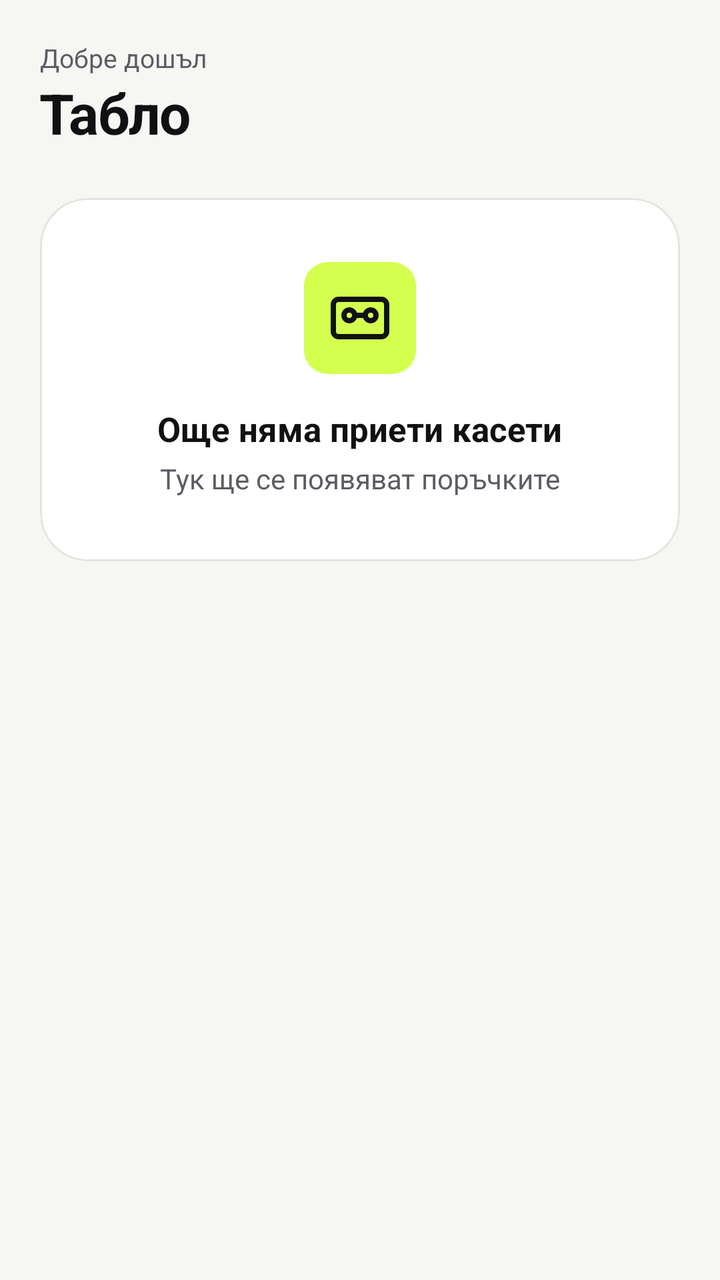
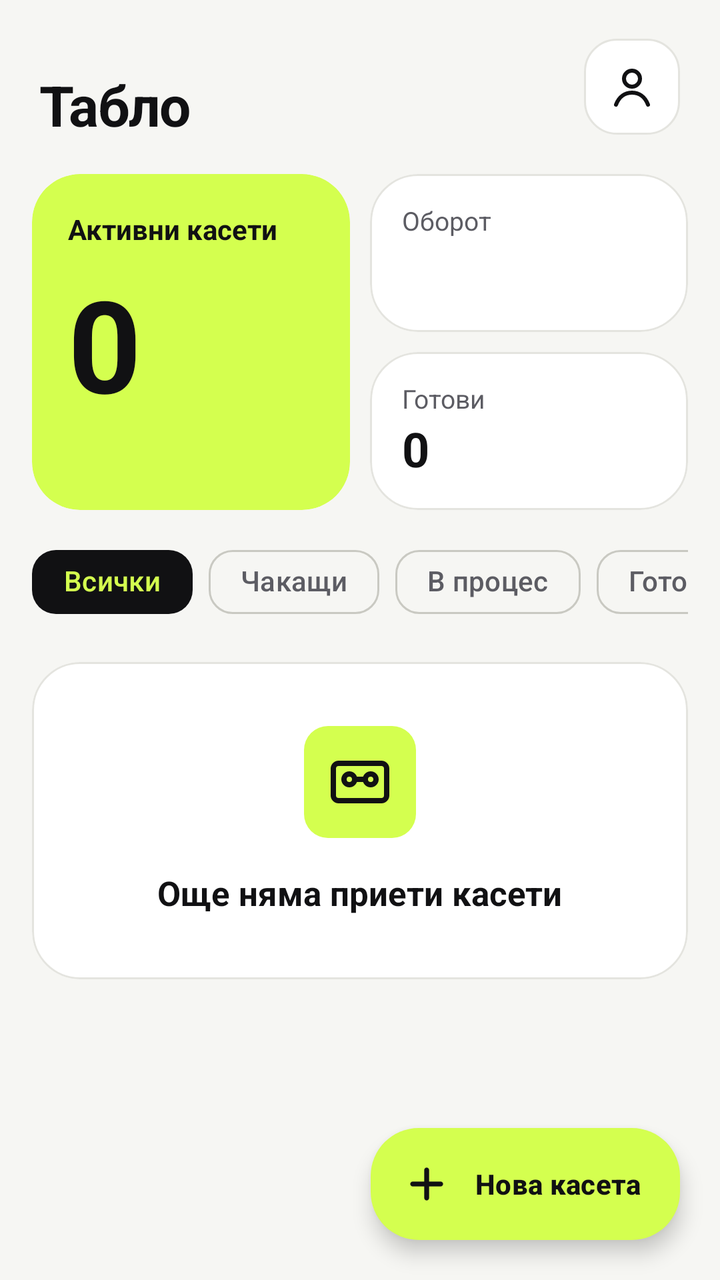

Before-and-after screenshots of an Android layout around one commit, followed by the original layout XML and the change that was made.
<!-- AndroidManifest.xml: application theme Theme.TapeTransfer -->
<!-- res/layout/fragment_dashboard.xml -->
<?xml version="1.0" encoding="utf-8"?>
<ScrollView xmlns:android="http://schemas.android.com/apk/res/android"
    xmlns:app="http://schemas.android.com/apk/res-auto"
    android:layout_width="match_parent"
    android:layout_height="match_parent"
    android:fillViewport="true">

    <LinearLayout
        android:layout_width="match_parent"
        android:layout_height="wrap_content"
        android:orientation="vertical"
        android:padding="20dp">

        <TextView
            android:layout_width="wrap_content"
            android:layout_height="wrap_content"
            android:text="@string/dashboard_greeting"
            android:textColor="?attr/colorOnSurfaceVariant"
            android:textSize="13sp" />

        <TextView
            android:layout_width="wrap_content"
            android:layout_height="wrap_content"
            android:text="@string/dashboard_title"
            android:textAppearance="@style/TextAppearance.TapeTransfer.Title" />

        <com.google.android.material.card.MaterialCardView
            style="@style/Widget.Material3.CardView.Outlined"
            android:layout_width="match_parent"
            android:layout_height="wrap_content"
            android:layout_marginTop="24dp"
            app:cardBackgroundColor="?attr/colorSurfaceContainerLowest"
            app:cardCornerRadius="24dp"
            app:strokeColor="?attr/colorOutlineVariant">

            <LinearLayout
                android:layout_width="match_parent"
                android:layout_height="wrap_content"
                android:gravity="center_horizontal"
                android:orientation="vertical"
                android:padding="32dp">

                <FrameLayout
                    android:layout_width="56dp"
                    android:layout_height="56dp"
                    android:background="@drawable/bg_logo">

                    <ImageView
                        android:layout_width="32dp"
                        android:layout_height="32dp"
                        android:layout_gravity="center"
                        android:importantForAccessibility="no"
                        android:src="@drawable/ic_cassette" />
                </FrameLayout>

                <TextView
                    android:layout_width="wrap_content"
                    android:layout_height="wrap_content"
                    android:layout_marginTop="16dp"
                    android:text="@string/dashboard_empty_title"
                    android:textColor="?attr/colorOnSurface"
                    android:textSize="17sp"
                    android:textStyle="bold" />

                <TextView
                    android:layout_width="wrap_content"
                    android:layout_height="wrap_content"
                    android:layout_marginTop="4dp"
                    android:text="@string/dashboard_empty_text"
                    android:textColor="?attr/colorOnSurfaceVariant"
                    android:textSize="14sp" />
            </LinearLayout>
        </com.google.android.material.card.MaterialCardView>

    </LinearLayout>
</ScrollView>
<!-- resources referenced by this layout -->
<resources>
  <!-- drawable bg_logo (drawable) -->
  <?xml version="1.0" encoding="utf-8"?>
  <shape xmlns:android="http://schemas.android.com/apk/res/android"
      android:shape="rectangle">
      <solid android:color="@color/lime" />
      <corners android:radius="12dp" />
  </shape>
  <string name="dashboard_empty_text">Тук ще се появяват поръчките</string>
  <string name="dashboard_empty_title">Още няма приети касети</string>
  <string name="dashboard_greeting">Добре дошъл</string>
  <string name="dashboard_title">Табло</string>
  <style name="TextAppearance.TapeTransfer.Title" parent="TextAppearance.Material3.HeadlineMedium">
          <item name="android:textSize">28sp</item>
          <item name="android:textStyle">bold</item>
          <item name="android:letterSpacing">-0.02</item>
          <item name="android:textColor">@color/ink</item>
      </style>
  <style name="Theme.TapeTransfer" parent="Base.Theme.TapeTransfer" />
  <color name="lime">#D4FF4F</color>
  <color name="ink">#111113</color>
  <color name="white">#FFFFFF</color>
  <color name="error">#B3261E</color>
  <color name="background_light">#F6F6F3</color>
  <color name="ink_secondary">#5C5C63</color>
  <color name="surface_light">#FFFFFF</color>
  <color name="surface_variant_light">#EFEFEA</color>
  <color name="outline_light">#C9C9C2</color>
  <color name="outline_variant_light">#E4E4DF</color>
  <style name="ShapeAppearance.TapeTransfer.Small" parent="">
          <item name="cornerFamily">rounded</item>
          <item name="cornerSize">12dp</item>
      </style>
  <style name="ShapeAppearance.TapeTransfer.Medium" parent="">
          <item name="cornerFamily">rounded</item>
          <item name="cornerSize">16dp</item>
      </style>
  <style name="ShapeAppearance.TapeTransfer.Large" parent="">
          <item name="cornerFamily">rounded</item>
          <item name="cornerSize">24dp</item>
      </style>
  <!-- unchanged entries left out for length: 2 -->
</resources>

<!-- the commit's change to res/layout/fragment_dashboard.xml (unified diff, before → after) -->
@@ -1,76 +1,302 @@
 <?xml version="1.0" encoding="utf-8"?>
-<ScrollView xmlns:android="http://schemas.android.com/apk/res/android"
+<FrameLayout xmlns:android="http://schemas.android.com/apk/res/android"
     xmlns:app="http://schemas.android.com/apk/res-auto"
     android:layout_width="match_parent"
-    android:layout_height="match_parent"
-    android:fillViewport="true">
-
-    <LinearLayout
+    android:layout_height="match_parent">
+
+    <androidx.core.widget.NestedScrollView
         android:layout_width="match_parent"
-        android:layout_height="wrap_content"
-        android:orientation="vertical"
-        android:padding="20dp">
-
-        <TextView
-            android:layout_width="wrap_content"
-            android:layout_height="wrap_content"
-            android:text="@string/dashboard_greeting"
-            android:textColor="?attr/colorOnSurfaceVariant"
-            android:textSize="13sp" />
-
-        <TextView
-            android:layout_width="wrap_content"
-            android:layout_height="wrap_content"
-            android:text="@string/dashboard_title"
-            android:textAppearance="@style/TextAppearance.TapeTransfer.Title" />
-
-        <com.google.android.material.card.MaterialCardView
-            style="@style/Widget.Material3.CardView.Outlined"
+        android:layout_height="match_parent">
+
+        <LinearLayout
             android:layout_width="match_parent"
             android:layout_height="wrap_content"
-            android:layout_marginTop="24dp"
-            app:cardBackgroundColor="?attr/colorSurfaceContainerLowest"
-            app:cardCornerRadius="24dp"
-            app:strokeColor="?attr/colorOutlineVariant">
+            android:orientation="vertical"
+            android:paddingStart="16dp"
+            android:paddingTop="16dp"
+            android:paddingEnd="16dp"
+            android:paddingBottom="96dp">
 
             <LinearLayout
                 android:layout_width="match_parent"
                 android:layout_height="wrap_content"
-                android:gravity="center_horizontal"
-                android:orientation="vertical"
-                android:padding="32dp">
-
-                <FrameLayout
-                    android:layout_width="56dp"
-                    android:layout_height="56dp"
-                    android:background="@drawable/bg_logo">
-
-                    <ImageView
-                        android:layout_width="32dp"
-                        android:layout_height="32dp"
-                        android:layout_gravity="center"
-                        android:importantForAccessibility="no"
-                        android:src="@drawable/ic_cassette" />
-                </FrameLayout>
-
-                <TextView
+                android:gravity="center_vertical"
+                android:orientation="horizontal"
+                android:paddingStart="4dp"
+                android:paddingEnd="4dp">
+
+                <LinearLayout
+                    android:layout_width="0dp"
+                    android:layout_height="wrap_content"
+                    android:layout_weight="1"
+                    android:orientation="vertical">
+
+                    <TextView
+                        android:id="@+id/textGreeting"
+                        android:layout_width="wrap_content"
+                        android:layout_height="wrap_content"
+                        android:textColor="?attr/colorOnSurfaceVariant"
+                        android:textSize="13sp" />
+
+                    <TextView
+                        android:layout_width="wrap_content"
+                        android:layout_height="wrap_content"
+                        android:text="@string/dashboard_title"
+                        android:textAppearance="@style/TextAppearance.TapeTransfer.Title" />
+                </LinearLayout>
+
+                <ImageButton
+                    android:id="@+id/buttonProfile"
+                    android:layout_width="48dp"
+                    android:layout_height="48dp"
+                    android:background="@drawable/bg_icon_button"
+                    android:contentDescription="@string/cd_profile"
+                    android:src="@drawable/ic_person" />
+            </LinearLayout>
+
+            <LinearLayout
+                android:layout_width="match_parent"
+                android:layout_height="168dp"
+                android:layout_marginTop="16dp"
+                android:orientation="horizontal">
+
+                <com.google.android.material.card.MaterialCardView
+                    android:layout_width="0dp"
+                    android:layout_height="match_parent"
+                    android:layout_marginEnd="5dp"
+                    android:layout_weight="1"
+                    app:cardBackgroundColor="@color/lime"
+                    app:cardCornerRadius="24dp"
+                    app:cardElevation="0dp"
+                    app:strokeWidth="0dp">
+
+                    <LinearLayout
+                        android:layout_width="match_parent"
+                        android:layout_height="match_parent"
+                        android:orientation="vertical"
+                        android:padding="18dp">
+
+                        <TextView
+                            android:layout_width="wrap_content"
+                            android:layout_height="wrap_content"
+                            android:text="@string/dashboard_active"
+                            android:textColor="@color/ink"
+                            android:textSize="14sp"
+                            android:textStyle="bold" />
+
+                        <TextView
+                            android:id="@+id/textActiveCount"
+                            android:layout_width="wrap_content"
+                            android:layout_height="0dp"
+                            android:layout_weight="1"
+                            android:gravity="center_vertical"
+                            android:text="0"
+                            android:textColor="@color/ink"
+                            android:textSize="64sp"
+                            android:textStyle="bold" />
+
+                        <TextView
+                            android:id="@+id/textActiveDetails"
+                            android:layout_width="wrap_content"
+                            android:layout_height="wrap_content"
+                            android:textColor="@color/ink"
+                            android:textSize="13sp" />
+                    </LinearLayout>
+                </com.google.android.material.card.MaterialCardView>
+
+                <LinearLayout
+                    android:layout_width="0dp"
+                    android:layout_height="match_parent"
+                    android:layout_marginStart="5dp"
+                    android:layout_weight="1"
+                    android:orientation="vertical">
+
+                    <com.google.android.material.card.MaterialCardView
+                        style="@style/Widget.Material3.CardView.Outlined"
+                        android:layout_width="match_parent"
+                        android:layout_height="0dp"
+                        android:layout_marginBottom="5dp"
+                        android:layout_weight="1"
+                        app:cardBackgroundColor="?attr/colorSurfaceContainerLowest"
+                        app:cardCornerRadius="24dp"
+                        app:strokeColor="?attr/colorOutlineVariant">
+
+                        <LinearLayout
+                            android:layout_width="match_parent"
+                            android:layout_height="match_parent"
+                            android:gravity="center_vertical"
+                            android:orientation="vertical"
+                            android:paddingStart="16dp"
+                            android:paddingEnd="16dp">
+
+                            <TextView
+                                android:layout_width="wrap_content"
+                                android:layout_height="wrap_content"
+                                android:text="@string/dashboard_revenue"
+                                android:textColor="?attr/colorOnSurfaceVariant"
+                                android:textSize="13sp" />
+
+                            <TextView
+                                android:id="@+id/textRevenue"
+                                android:layout_width="wrap_content"
+                                android:layout_height="wrap_content"
+                                android:textColor="?attr/colorOnSurface"
+                                android:textSize="24sp"
+                                android:textStyle="bold" />
+                        </LinearLayout>
+                    </com.google.android.material.card.MaterialCardView>
+
+                    <com.google.android.material.card.MaterialCardView
+                        style="@style/Widget.Material3.CardView.Outlined"
+                        android:layout_width="match_parent"
+                        android:layout_height="0dp"
+                        android:layout_marginTop="5dp"
+                        android:layout_weight="1"
+                        app:cardBackgroundColor="?attr/colorSurfaceContainerLowest"
+                        app:cardCornerRadius="24dp"
+                        app:strokeColor="?attr/colorOutlineVariant">
+
+                        <LinearLayout
+                            android:layout_width="match_parent"
+                            android:layout_height="match_parent"
+                            android:gravity="center_vertical"
+                            android:orientation="vertical"
+                            android:paddingStart="16dp"
+                            android:paddingEnd="16dp">
+
+                            <TextView
+                                android:layout_width="wrap_content"
+                                android:layout_height="wrap_content"
+                                android:text="@string/dashboard_done"
+                                android:textColor="?attr/colorOnSurfaceVariant"
+                                android:textSize="13sp" />
+
+                            <TextView
+                                android:id="@+id/textDoneCount"
+                                android:layout_width="wrap_content"
+                                android:layout_height="wrap_content"
+                                android:text="0"
+                                android:textColor="?attr/colorOnSurface"
+                                android:textSize="24sp"
+                                android:textStyle="bold" />
+                        </LinearLayout>
+                    </com.google.android.material.card.MaterialCardView>
+                </LinearLayout>
+            </LinearLayout>
+
+            <HorizontalScrollView
+                android:layout_width="match_parent"
+                android:layout_height="wrap_content"
+                android:layout_marginTop="12dp"
+                android:scrollbars="none">
+
+                <com.google.android.material.chip.ChipGroup
+                    android:id="@+id/chipGroupFilter"
                     android:layout_width="wrap_content"
                     android:layout_height="wrap_content"
-                    android:layout_marginTop="16dp"
-                    android:text="@string/dashboard_empty_title"
-                    android:textColor="?attr/colorOnSurface"
-                    android:textSize="17sp"
-                    android:textStyle="bold" />
-
-                <TextView
-                    android:layout_width="wrap_content"
+                    app:checkedChip="@id/chipAll"
+                    app:selectionRequired="true"
+                    app:singleLine="true"
+                    app:singleSelection="true">
+
+                    <com.google.android.material.chip.Chip
+                        android:id="@+id/chipAll"
+                        style="@style/Widget.Material3.Chip.Filter"
+                        android:layout_width="wrap_content"
+                        android:layout_height="wrap_content"
+                        android:text="@string/filter_all"
+                        app:checkedIconVisible="false" />
+
+                    <com.google.android.material.chip.Chip
+                        android:id="@+id/chipPending"
+                        style="@style/Widget.Material3.Chip.Filter"
+                        android:layout_width="wrap_content"
+                        android:layout_height="wrap_content"
+                        android:text="@string/filter_pending"
+                        app:checkedIconVisible="false" />
+
+                    <com.google.android.material.chip.Chip
+                        android:id="@+id/chipInProgress"
+                        style="@style/Widget.Material3.Chip.Filter"
+                        android:layout_width="wrap_content"
+                        android:layout_height="wrap_content"
+                        android:text="@string/filter_in_progress"
+                        app:checkedIconVisible="false" />
+
+                    <com.google.android.material.chip.Chip
+                        android:id="@+id/chipDone"
+                        style="@style/Widget.Material3.Chip.Filter"
+                        android:layout_width="wrap_content"
+                        android:layout_height="wrap_content"
+                        android:text="@string/filter_done"
+                        app:checkedIconVisible="false" />
+                </com.google.android.material.chip.ChipGroup>
+            </HorizontalScrollView>
+
+            <androidx.recyclerview.widget.RecyclerView
+                android:id="@+id/recyclerOrders"
+                android:layout_width="match_parent"
+                android:layout_height="wrap_content"
+                android:layout_marginTop="8dp"
+                android:nestedScrollingEnabled="false" />
+
+            <com.google.android.material.card.MaterialCardView
+                android:id="@+id/cardEmpty"
+                style="@style/Widget.Material3.CardView.Outlined"
+                android:layout_width="match_parent"
+                android:layout_height="wrap_content"
+                android:layout_marginTop="8dp"
+                app:cardBackgroundColor="?attr/colorSurfaceContainerLowest"
+                app:cardCornerRadius="24dp"
+                app:strokeColor="?attr/colorOutlineVariant">
+
+                <LinearLayout
+                    android:layout_width="match_parent"
                     android:layout_height="wrap_content"
-                    android:layout_marginTop="4dp"
-                    android:text="@string/dashboard_empty_text"
-                    android:textColor="?attr/colorOnSurfaceVariant"
-                    android:textSize="14sp" />
-            </LinearLayout>
-        </com.google.android.material.card.MaterialCardView>
-
-    </LinearLayout>
-</ScrollView>
+                    android:gravity="center_horizontal"
+                    android:orientation="vertical"
+                    android:padding="32dp">
+
+                    <FrameLayout
+                        android:layout_width="56dp"
+                        android:layout_height="56dp"
+                        android:background="@drawable/bg_logo">
+
+                        <ImageView
+                            android:layout_width="32dp"
+                            android:layout_height="32dp"
+                            android:layout_gravity="center"
+                            android:importantForAccessibility="no"
+                            android:src="@drawable/ic_cassette" />
+                    </FrameLayout>
+
+                    <TextView
+                        android:id="@+id/textEmptyTitle"
+                        android:layout_width="wrap_content"
+                        android:layout_height="wrap_content"
+                        android:layout_marginTop="16dp"
+                        android:text="@string/dashboard_empty_title"
+                        android:textColor="?attr/colorOnSurface"
+                        android:textSize="17sp"
+                        android:textStyle="bold" />
+
+                </LinearLayout>
+            </com.google.android.material.card.MaterialCardView>
+
+        </LinearLayout>
+    </androidx.core.widget.NestedScrollView>
+
+    <com.google.android.material.floatingactionbutton.ExtendedFloatingActionButton
+        android:id="@+id/fabNewOrder"
+        android:layout_width="wrap_content"
+        android:layout_height="wrap_content"
+        android:layout_gravity="bottom|end"
+        android:layout_margin="20dp"
+        android:text="@string/dashboard_new_order"
+        android:textColor="@color/ink"
+        android:textStyle="bold"
+        app:backgroundTint="@color/lime"
+        app:icon="@drawable/ic_add"
+        app:iconTint="@color/ink" />
+
+</FrameLayout>
<!-- resource entries referenced after the edit -->
@@ -7,10 +7,48 @@
       <solid android:color="@color/lime" />
       <corners android:radius="12dp" />
   </shape>
-  <string name="dashboard_empty_text">Тук ще се появяват поръчките</string>
+  <!-- drawable ic_add (drawable) -->
+  <vector xmlns:android="http://schemas.android.com/apk/res/android"
+      android:width="24dp"
+      android:height="24dp"
+      android:viewportWidth="24"
+      android:viewportHeight="24">
+      <path
+          android:fillColor="#00000000"
+          android:pathData="M12,5v14M5,12h14"
+          android:strokeWidth="2.4"
+          android:strokeColor="#111113"
+          android:strokeLineCap="round" />
+  </vector>
+  <!-- drawable ic_person (drawable) -->
+  <vector xmlns:android="http://schemas.android.com/apk/res/android"
+      android:width="24dp"
+      android:height="24dp"
+      android:viewportWidth="24"
+      android:viewportHeight="24">
+      <path
+          android:fillColor="#00000000"
+          android:pathData="M16,8a4,4 0,1 1,-8 0a4,4 0,1 1,8 0z"
+          android:strokeWidth="2"
+          android:strokeColor="#111113" />
+      <path
+          android:fillColor="#00000000"
+          android:pathData="M4,21c1.5,-4 4.5,-6 8,-6s6.5,2 8,6"
+          android:strokeWidth="2"
+          android:strokeColor="#111113"
+          android:strokeLineCap="round" />
+  </vector>
+  <string name="cd_profile">Профил</string>
+  <string name="dashboard_active">Активни касети</string>
+  <string name="dashboard_done">Готови</string>
   <string name="dashboard_empty_title">Още няма приети касети</string>
-  <string name="dashboard_greeting">Добре дошъл</string>
+  <string name="dashboard_new_order">Нова касета</string>
+  <string name="dashboard_revenue">Оборот</string>
   <string name="dashboard_title">Табло</string>
+  <string name="filter_all">Всички</string>
+  <string name="filter_done">Готови</string>
+  <string name="filter_in_progress">В процес</string>
+  <string name="filter_pending">Чакащи</string>
   <style name="TextAppearance.TapeTransfer.Title" parent="TextAppearance.Material3.HeadlineMedium">
           <item name="android:textSize">28sp</item>
           <item name="android:textStyle">bold</item>
@@ -19,6 +57,16 @@
       </style>
   <style name="Theme.TapeTransfer" parent="Base.Theme.TapeTransfer" />
   <color name="lime">#D4FF4F</color>
+  <!-- drawable bg_icon_button (drawable) -->
+  <?xml version="1.0" encoding="utf-8"?>
+  <shape xmlns:android="http://schemas.android.com/apk/res/android"
+      android:shape="rectangle">
+      <solid android:color="@color/surface_light" />
+      <stroke
+          android:width="1dp"
+          android:color="@color/outline_variant_light" />
+      <corners android:radius="16dp" />
+  </shape>
   <color name="ink">#111113</color>
   <color name="white">#FFFFFF</color>
   <color name="error">#B3261E</color>
